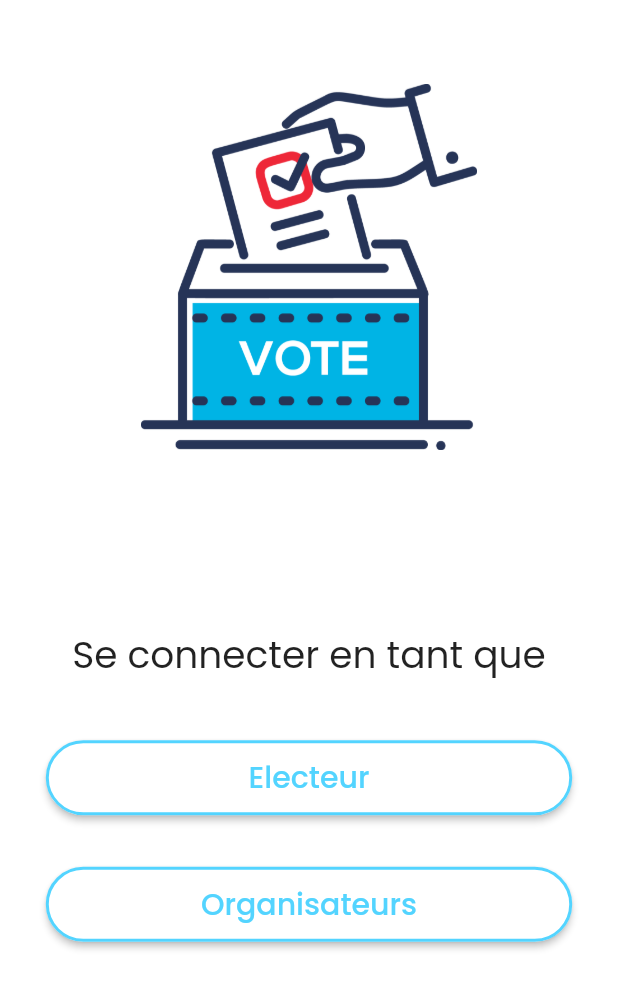
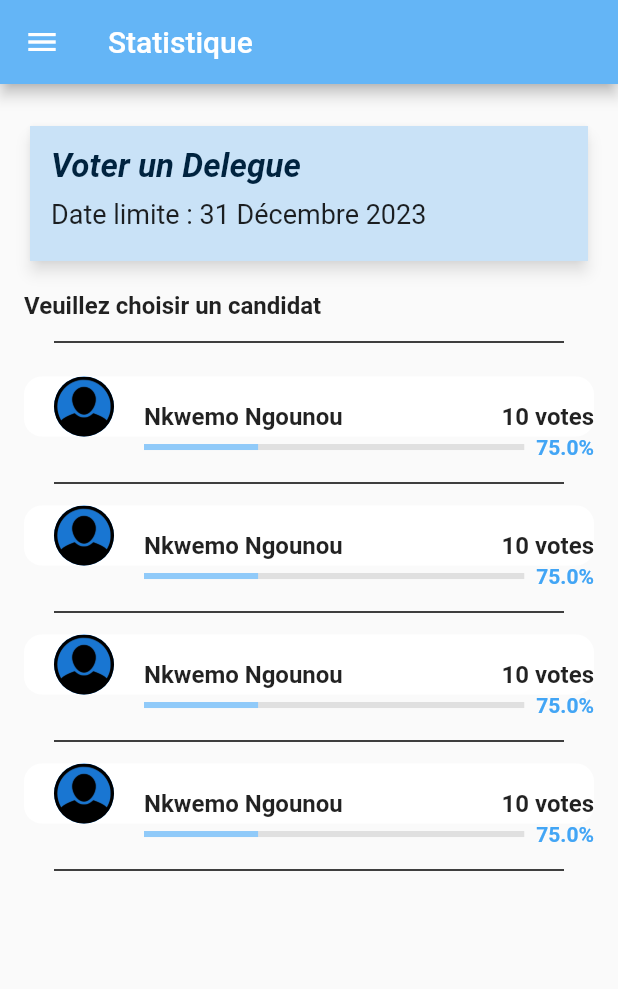
Before and after one commit to emmanuel-tientcheu/FlutterVote, a Flutter app: the screen it shows after launch, on a phone screen of 412 x 824 dp. Shown: the top 989 px of the screen. Run offline on Flutter 3.47's test engine with Material 2 defaults, Android fonts, the phone set to English and light mode, and no system bars; our stand-ins replace dio, flutter_screenutil, get, google_fonts.

Commit message:
idris ok ok

```diff
--- /dev/null
+++ b/lib/electeur_path/statistique.dart
@@ -0,0 +1,192 @@
+import 'package:flutter/material.dart';
+
+class VotantDetails extends StatefulWidget {
+  @override
+  State<VotantDetails> createState() => _VotantDetailsState();
+}
+
+class _VotantDetailsState extends State<VotantDetails> {
+  final String votantName = 'Nkwemo Ngounou';
+  final int totalVotes = 10;
+  final double votePercentage = 75.0;
+
+  @override
+  Widget build(BuildContext context) {
+    return Scaffold(
+      appBar: AppBar(
+        title: Text('Statistique'),
+        backgroundColor: Colors.blue.shade300,
+        foregroundColor: Colors.white,
+      ),
+      drawer: Drawer(
+        child: ListView(
+          children: [
+            ListTile(
+              title: Text('Menu 1'),
+            ),
+            ListTile(
+              title: Text('Menu 2'),
+            ),
+            ListTile(
+              title: Text('Menu 3'),
+            ),
+          ],
+        ),
+      ),
+      body: Padding(
+        padding:
+            EdgeInsets.only(top: 16), // Ajoute une marge de 16 pixels en haut
+        child: Container(
+          margin: const EdgeInsets.symmetric(vertical: 8, horizontal: 16),
+          child: Column(
+            crossAxisAlignment: CrossAxisAlignment.start,
+            children: [
+              Card(
+                elevation:
+                    4, // Ajustez la valeur selon la hauteur souhaitée de l'élévation
+                shadowColor: Colors.black54, // Couleur de l'ombre
+                child: Container(
+                  width: double.infinity,
+                  height: 90,
+                  color: Color.fromARGB(255, 201, 226, 247),
+                  child: Padding(
+                    padding: const EdgeInsets.all(14.0),
+                    child: Column(
+                      crossAxisAlignment: CrossAxisAlignment.start,
+                      children: [
+                        Text(
+                          'Voter un Delegue',
+                          style: TextStyle(
+                            color: const Color.fromARGB(255, 0, 35, 63),
+                            fontWeight: FontWeight.bold,
+                            fontStyle: FontStyle.italic,
+                            fontSize: 22,
+                          ),
+                        ),
+                        SizedBox(height: 8),
+                        Text(
+                          'Date limite : 31 Décembre 2023',
+                          style: TextStyle(
+                            color: Colors.black87,
+                            fontSize: 18,
+                          ),
+                        ),
+                      ],
+                    ),
+                  ),
+                ),
+              ),
+              SizedBox(height: 16),
+              Text(
+                'Veuillez choisir un candidat',
+                style: TextStyle(
+                  fontWeight: FontWeight.bold,
+                  fontSize: 16,
+                ),
+              ),
+              Container(
+                width: double.infinity,
+                child: Divider(
+                  color: Colors.black,
+                  height: 30,
+                  thickness: 1,
+                  indent: 20,
+                  endIndent: 20,
+                ),
+              ),
+              SizedBox(height: 8),
+              Expanded(
+                child: ListView.builder(
+                  itemCount: 4,
+                  itemBuilder: (context, index) {
+                    return Column(
+                      children: [
+                        Container(
+                          margin: const EdgeInsets.only(bottom: 16),
+                          width: double.infinity,
+                          height: 40,
+                          decoration: BoxDecoration(
+                            color: Colors.white,
+                            borderRadius: BorderRadius.circular(12),
+                          ),
+                          child: Row(
+                            children: [
+                              Padding(
+                                padding:
+                                    const EdgeInsets.symmetric(horizontal: 20),
+                                child: Align(
+                                  alignment: Alignment.center,
+                                  child: CircleAvatar(
+                                    backgroundImage:
+                                        AssetImage('assets/person.png'),
+                                  ),
+                                ),
+                              ),
+                              Expanded(
+                                child: ListTile(
+                                  contentPadding: EdgeInsets.zero,
+                                  title: Row(
+                                    mainAxisAlignment:
+                                        MainAxisAlignment.spaceBetween,
+                                    children: [
+                                      Text(
+                                        '$votantName',
+                                        maxLines: 2,
+                                        style: TextStyle(
+                                          fontWeight: FontWeight.bold,
+                                        ),
+                                      ),
+                                      Text(
+                                        '$totalVotes votes',
+                                        style: TextStyle(
+                                          fontWeight: FontWeight.bold,
+                                        ),
+                                      ),
+                                    ],
+                                  ),
+                                  subtitle: Row(
+                                    children: [
+                                      Expanded(
+                                        child: LinearProgressIndicator(
+                                          value: 0.3,
+                                          backgroundColor: Colors.grey.shade300,
+                                          valueColor:
+                                              AlwaysStoppedAnimation<Color>(
+                                            Colors.blue.shade200,
+                                          ),
+                                        ),
+                                      ),
+                                      SizedBox(width: 8),
+                                      Text(
+                                        '${votePercentage.toStringAsFixed(1)}%',
+                                        style: TextStyle(
+                                          fontWeight: FontWeight.bold,
+                                          color: Colors.blue.shade400,
+                                        ),
+                                      ),
+                                    ],
+                                  ),
+                                ),
+                              ),
+                            ],
+                          ),
+                        ),
+                        Divider(
+                          color: Colors.black,
+                          height: 30,
+                          thickness: 1,
+                          indent: 20,
+                          endIndent: 20,
+                        ),
+                      ],
+                    );
+                  },
+                ),
+              ),
+            ],
+          ),
+        ),
+      ),
+    );
+  }
+}
--- a/lib/main.dart
+++ b/lib/main.dart
@@ -1,141 +1,166 @@
+// import 'package:flutter/material.dart';
+// import 'package:flutter_screenutil/flutter_screenutil.dart';
+// import 'package:google_fonts/google_fonts.dart';
+// import 'package:vote/electeur_path/connexionElecteur.dart';
+
+// void main() {
+//   runApp(const MyApp());
+// }
+
+// class MyApp extends StatelessWidget {
+//   const MyApp({super.key});
+
+//   // This widget is the root of your application.
+//   @override
+//   Widget build(BuildContext context) {
+//     return ScreenUtilInit(
+//       designSize: const Size(1080, 2160),
+//       minTextAdapt: true,
+//       builder: (context, child) {
+//         return MaterialApp(
+//           debugShowCheckedModeBanner: false,
+//           home: Scaffold(
+//             backgroundColor: Colors.white,
+//             appBar: AppBar(
+//               backgroundColor: Colors.white,
+//               elevation: 0,
+//             ),
+//             body: Column(
+//               children: [
+//                 Center(
+//                   child: imageSection,
+//                 ),
+//                 SizedBox(height: ScreenUtil().setWidth(300)),
+//                 const Expanded(
+//                   child: SelectorRoleSection(),
+//                 ),
+//               ],
+//             ),
+//           ),
+//         );
+//       },
+//     );
+//   }
+// }
+
+// Widget imageSection = SizedBox(
+//   height: ScreenUtil().setHeight(640),
+//   width: ScreenUtil().setWidth(640),
+//   child: Image.asset('assets/images/imageDeVote.png'),
+// );
+
+// class SelectorRoleSection extends StatelessWidget {
+//   const SelectorRoleSection({super.key});
+
+//   @override
+//   Widget build(BuildContext context) {
+//     return MaterialApp(
+//       debugShowCheckedModeBanner: false,
+//       home: Scaffold(
+//         backgroundColor: Colors.white,
+//         body: Container(
+//           width: double.infinity,
+//           margin: const EdgeInsets.all(10).r,
+//           child: Column(
+//             children: [
+//               Text(
+//                 'Se connecter en tant que',
+//                 style: GoogleFonts.poppins(
+//                   fontSize: 25,
+//                 ),
+//               ),
+//               SizedBox(height: ScreenUtil().setWidth(100)),
+//               Container(
+//                 margin: const EdgeInsets.fromLTRB(70, 0, 70, 0).r,
+//                 child: MaterialButton(
+//                   padding: const EdgeInsets.all(10),
+//                   onPressed: () {
+//                     Navigator.push(
+//                       context,
+//                       MaterialPageRoute(
+//                         builder: (context) => const ConnexionElecteur(),
+//                       ),
+//                     );
+//                   },
+//                   color: Colors.white,
+//                   shape: const RoundedRectangleBorder(
+//                     borderRadius: BorderRadius.horizontal(
+//                       left: Radius.circular(40),
+//                       right: Radius.circular(40),
+//                     ),
+//                     side: BorderSide(color: Color(0xFF53d4ff), width: 2),
+//                   ),
+//                   child: Center(
+//                     child: Text(
+//                       'Electeur',
+//                       style: GoogleFonts.poppins(
+//                         fontSize: 20,
+//                         color: const Color(0xFF53d4ff),
+//                       ),
+//                     ),
+//                   ),
+//                 ),
+//               ),
+//               SizedBox(height: ScreenUtil().setWidth(90)),
+//               Container(
+//                 margin: const EdgeInsets.fromLTRB(70, 0, 70, 0).r,
+//                 child: MaterialButton(
+//                   padding: const EdgeInsets.all(10),
+//                   onPressed: () {
+//                     Navigator.push(
+//                       context,
+//                       MaterialPageRoute(
+//                         builder: (context) => const ConnexionElecteur(),
+//                       ),
+//                     );
+//                   },
+//                   color: Colors.white,
+//                   shape: const RoundedRectangleBorder(
+//                     borderRadius: BorderRadius.horizontal(
+//                       left: Radius.circular(40),
+//                       right: Radius.circular(40),
+//                     ),
+//                     side: BorderSide(color: Color(0xFF53d4ff), width: 2),
+//                   ),
+//                   child: Center(
+//                     child: Text(
+//                       'Organisateurs',
+//                       style: GoogleFonts.poppins(
+//                         fontSize: 20,
+//                         color: const Color(0xFF53d4ff),
+//                       ),
+//                     ),
+//                   ),
+//                 ),
+//               ),
+//             ],
+//           ),
+//         ),
+//       ),
+//     );
+//   }
+// }
+
 import 'package:flutter/material.dart';
-import 'package:flutter_screenutil/flutter_screenutil.dart';
-import 'package:google_fonts/google_fonts.dart';
-import 'package:vote/electeur_path/connexionElecteur.dart';
+import 'package:vote/electeur_path/statistique.dart';
+
+import 'package:flutter/material.dart';
 
 void main() {
-  runApp(const MyApp());
+  runApp(MyApp());
 }
 
 class MyApp extends StatelessWidget {
-  const MyApp({super.key});
-
-  // This widget is the root of your application.
-  @override
-  Widget build(BuildContext context) {
-    return ScreenUtilInit(
-      designSize: const Size(1080, 2160),
-      minTextAdapt: true,
-      builder: (context, child) {
-        return MaterialApp(
-          debugShowCheckedModeBanner: false,
-          home: Scaffold(
-            backgroundColor: Colors.white,
-            appBar: AppBar(
-              backgroundColor: Colors.white,
-              elevation: 0,
-            ),
-            body: Column(
-              children: [
-                Center(
-                  child: imageSection,
-                ),
-                SizedBox(height: ScreenUtil().setWidth(300)),
-                const Expanded(
-                  child: SelectorRoleSection(),
-                ),
-              ],
-            ),
-          ),
-        );
-      },
-    );
-  }
-}
-
-Widget imageSection = SizedBox(
-  height: ScreenUtil().setHeight(640),
-  width: ScreenUtil().setWidth(640),
-  child: Image.asset('assets/images/imageDeVote.png'),
-);
-
-class SelectorRoleSection extends StatelessWidget {
-  const SelectorRoleSection({super.key});
-
   @override
   Widget build(BuildContext context) {
     return MaterialApp(
+      title: 'Votant Details',
+      theme: ThemeData(
+        primarySwatch: Colors.blue,
+      ),
       debugShowCheckedModeBanner: false,
       home: Scaffold(
-        backgroundColor: Colors.white,
-        body: Container(
-          width: double.infinity,
-          margin: const EdgeInsets.all(10).r,
-          child: Column(
-            children: [
-              Text(
-                'Se connecter en tant que',
-                style: GoogleFonts.poppins(
-                  fontSize: 25,
-                ),
-              ),
-              SizedBox(height: ScreenUtil().setWidth(100)),
-              Container(
-                margin: const EdgeInsets.fromLTRB(70, 0, 70, 0).r,
-                child: MaterialButton(
-                  padding: const EdgeInsets.all(10),
-                  onPressed: () {
-                    Navigator.push(
-                      context,
-                      MaterialPageRoute(
-                        builder: (context) => const ConnexionElecteur(),
-                      ),
-                    );
-                  },
-                  color: Colors.white,
-                  shape: const RoundedRectangleBorder(
-                    borderRadius: BorderRadius.horizontal(
-                      left: Radius.circular(40),
-                      right: Radius.circular(40),
-                    ),
-                    side: BorderSide(color: Color(0xFF53d4ff), width: 2),
-                  ),
-                  child: Center(
-                    child: Text(
-                      'Electeur',
-                      style: GoogleFonts.poppins(
-                        fontSize: 20,
-                        color: const Color(0xFF53d4ff),
-                      ),
-                    ),
-                  ),
-                ),
-              ),
-              SizedBox(height: ScreenUtil().setWidth(90)),
-              Container(
-                margin: const EdgeInsets.fromLTRB(70, 0, 70, 0).r,
-                child: MaterialButton(
-                  padding: const EdgeInsets.all(10),
-                  onPressed: () {
-                    Navigator.push(
-                      context,
-                      MaterialPageRoute(
-                        builder: (context) => const ConnexionElecteur(),
-                      ),
-                    );
-                  },
-                  color: Colors.white,
-                  shape: const RoundedRectangleBorder(
-                    borderRadius: BorderRadius.horizontal(
-                      left: Radius.circular(40),
-                      right: Radius.circular(40),
-                    ),
-                    side: BorderSide(color: Color(0xFF53d4ff), width: 2),
-                  ),
-                  child: Center(
-                    child: Text(
-                      'Organisateurs',
-                      style: GoogleFonts.poppins(
-                        fontSize: 20,
-                        color: const Color(0xFF53d4ff),
-                      ),
-                    ),
-                  ),
-                ),
-              ),
-            ],
-          ),
-        ),
+        body: VotantDetails(),
       ),
     );
   }
--- a/pubspec.yaml
+++ b/pubspec.yaml
@@ -71,6 +71,7 @@ flutter:
   #   - images/a_dot_ham.jpeg
   assets:
     - assets/images/imageDeVote.png
+    - assets/person.png
 
   # An image asset can refer to one or more resolution-specific "variants", see
   # https://flutter.dev/assets-and-images/#resolution-aware
```
Also changed, not shown: assets/person.png (added), pubspec.lock, 1 other file.
